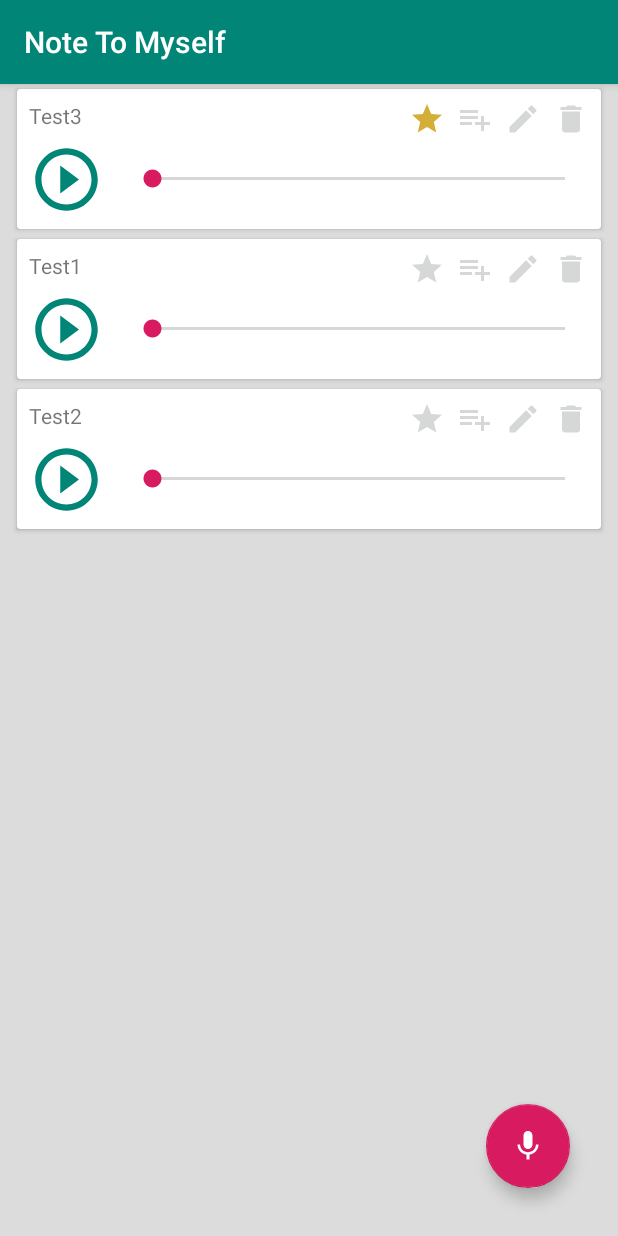
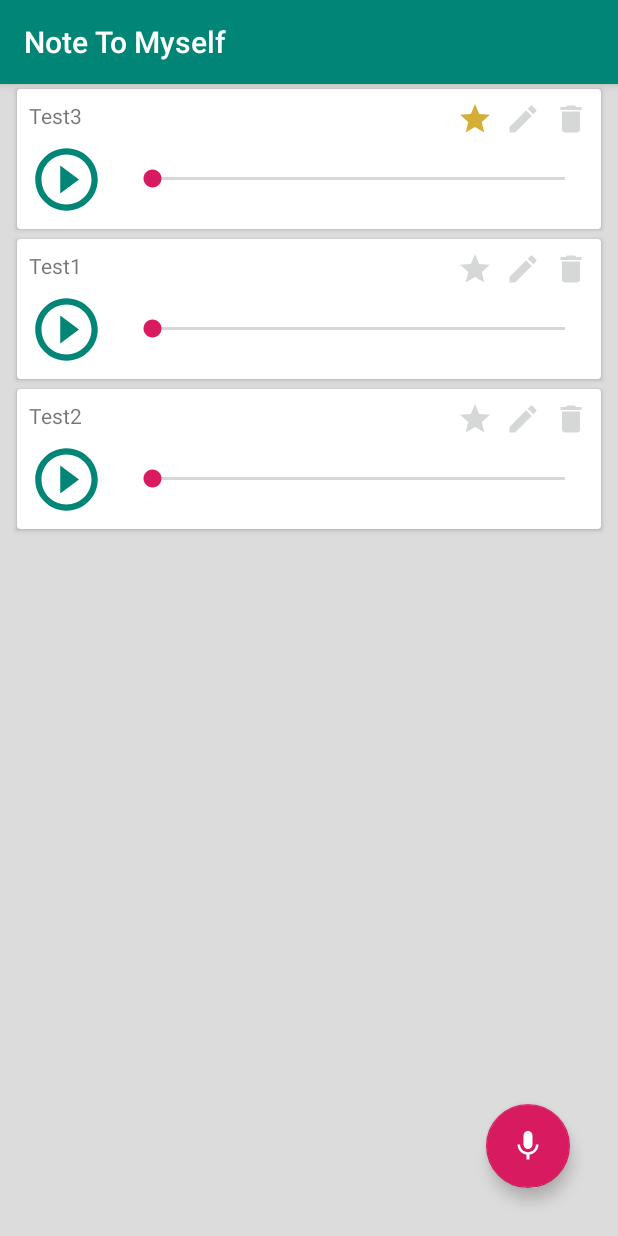
Before and after one commit to Blablablub100/NoteToMyself, an Android app: the screen it shows after launch (MainActivity), on a phone screen of 412 x 824 dp. Run offline under Robolectric (Android 15) with nearby library versions, the phone set to English and light mode, and no system bars.

```diff
--- a/app/src/main/java/com/example/notetomyself/CategoryAdapter.java
+++ b/app/src/main/java/com/example/notetomyself/CategoryAdapter.java
@@ -23,12 +23,10 @@ public class CategoryAdapter extends RecyclerView.Adapter<RecyclerView.ViewHolde
         this.memo = memo;
     }
 
-    void addCategory(String category, boolean isMemo) {
+    void addCategory(String category) {
+        if (!memo.addCategory(category)) return;
         categories.add(category);
         notifyItemInserted(categories.size() - 1);
-        if (isMemo) {
-            memo.addCategory(category);
-        }
     }
 
     Memo getMemo() {
--- a/app/src/main/java/com/example/notetomyself/Storage/StorageManagement.java
+++ b/app/src/main/java/com/example/notetomyself/Storage/StorageManagement.java
@@ -44,11 +44,6 @@ public class StorageManagement {
         }
         List<String> res = new ArrayList<>(categories);
         Collections.sort(res);
-
-        //TODO REMOVE THIS LINE:
-        res.add("Sport");
-        res.add("Finanzen");
-        res.add("Reisen");
         return res;
     }
 
--- a/app/src/main/res/layout/cardview_memo.xml
+++ b/app/src/main/res/layout/cardview_memo.xml
@@ -77,7 +77,7 @@
             app:srcCompat="@drawable/ic_mode_edit_black_24dp" />
 
         <ImageView
-            android:id="@+id/imageView_add_category"
+            android:id="@+id/imageView_toggle_favourite"
             android:layout_width="wrap_content"
             android:layout_height="wrap_content"
             android:layout_marginTop="8dp"
@@ -85,17 +85,6 @@
             android:tint="@color/colorLiteAccentGray"
             app:layout_constraintEnd_toStartOf="@+id/imageView_edit_memo"
             app:layout_constraintTop_toTopOf="parent"
-            app:srcCompat="@drawable/ic_playlist_add_black_24dp" />
-
-        <ImageView
-            android:id="@+id/imageView_toggle_favourite"
-            android:layout_width="wrap_content"
-            android:layout_height="wrap_content"
-            android:layout_marginTop="8dp"
-            android:layout_marginEnd="8dp"
-            android:tint="@color/colorLiteAccentGray"
-            app:layout_constraintEnd_toStartOf="@+id/imageView_add_category"
-            app:layout_constraintTop_toTopOf="parent"
             app:srcCompat="@drawable/ic_star_black_24dp" />
     </android.support.constraint.ConstraintLayout>
 </android.support.v7.widget.CardView>
```
Also changed, not shown: app/src/main/java/com/example/notetomyself/EditMemoDialog.java (+12 -1 lines), app/src/main/java/com/example/notetomyself/MemoAdapter.java (+11 -0 lines), app/src/main/java/com/example/notetomyself/Storage/Memo.java (+6 -1 lines).
